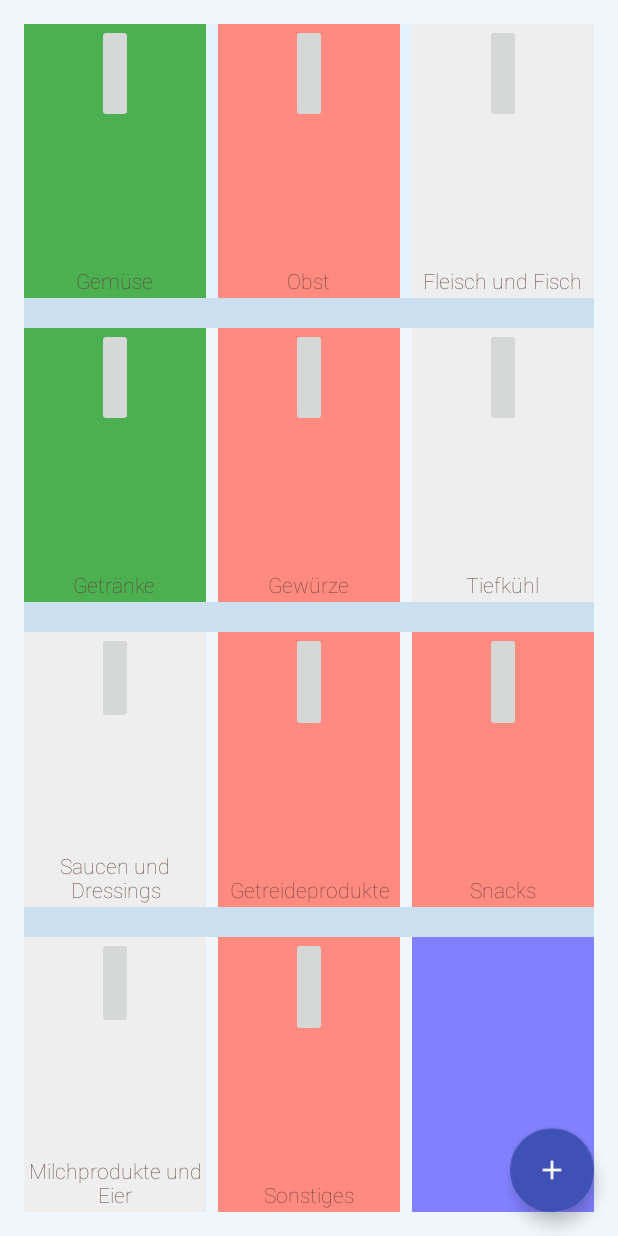
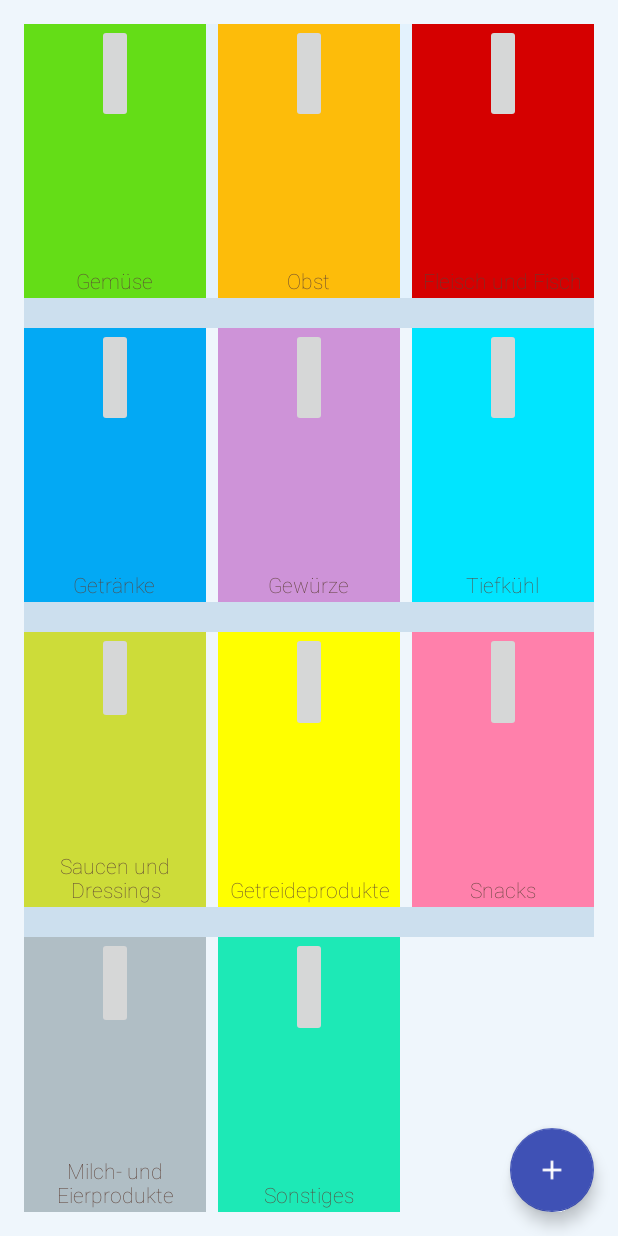
Before and after one commit to BlauerRiese/MyVirtualFridge_2.0, an Android app: the screen it shows after launch (StartActivity), on a phone screen of 412 x 824 dp. Run offline under Robolectric (Android 15) with nearby library versions, the phone set to English and light mode, and no system bars.

Commit message:
UPDATE DESIGN !!!

```diff
--- a/app/src/main/res/layout/content_start.xml
+++ b/app/src/main/res/layout/content_start.xml
@@ -19,7 +19,8 @@
         android:layout_width="match_parent"
         android:layout_height="0dp"
         android:layout_weight="1"
-        android:background="#e3f2fd">
+        android:background="#e3f2fd"
+        android:baselineAligned="false">
 
         <LinearLayout
             android:id="@+id/leftUpperFridge"
@@ -29,7 +30,7 @@
             android:layout_weight="1"
             android:clickable="true"
             android:contextClickable="true"
-            android:background="#4caf50"
+            android:background="#64dd17"
             android:layout_marginRight="8dp">
 
             <ImageButton
@@ -65,7 +66,8 @@
             android:layout_weight="1"
             android:clickable="true"
             android:contextClickable="true"
-            android:background="#ff8a80">
+            android:background="#fdbc0a"
+            android:baselineAligned="true">
 
             <ImageButton
                 android:id="@+id/imageButton"
@@ -98,7 +100,7 @@
                     android:layout_weight="1"
                     android:clickable="true"
                     android:contextClickable="true"
-                    android:background="#eeeeee"
+                    android:background="#d50000"
                     android:layout_marginLeft="8dp">
 
                     <ImageButton
@@ -144,7 +146,8 @@
                 android:orientation="horizontal"
                 android:layout_width="match_parent"
                 android:layout_height="0dp"
-            android:layout_weight="1">
+            android:layout_weight="1"
+        android:baselineAligned="false">
 
                 <LinearLayout
                     android:id="@+id/linearLayout2"
@@ -154,7 +157,7 @@
                     android:layout_weight="1"
                     android:clickable="true"
                     android:contextClickable="true"
-                    android:background="#4caf50"
+                    android:background="#03a9f4"
                     android:layout_marginRight="8dp">
 
                     <ImageButton
@@ -190,7 +193,7 @@
                     android:layout_weight="1"
                     android:clickable="true"
                     android:contextClickable="true"
-                    android:background="#ff8a80">
+                    android:background="#ce93d8">
 
                     <ImageButton
                         android:layout_width="wrap_content"
@@ -223,7 +226,7 @@
                     android:layout_weight="1"
                     android:clickable="true"
                     android:contextClickable="true"
-                    android:background="#eeeeee"
+                    android:background="#00e5ff"
                     android:layout_marginLeft="8dp">
 
                     <ImageButton
@@ -256,7 +259,6 @@
                 android:orientation="vertical"
                 android:layout_width="match_parent"
                 android:layout_height="wrap_content"
-                android:layout_below="@+id/secondFridgeRow"
             android:background="#ccdfee"
             android:baselineAligned="false">
 
@@ -271,7 +273,8 @@
                 android:layout_width="match_parent"
                 android:layout_height="0dp"
                 android:weightSum="3"
-            android:layout_weight="1">
+            android:layout_weight="1"
+            android:baselineAligned="false">
 
                 <LinearLayout
                     android:id="@+id/MilchUndEierLayout"
@@ -281,7 +284,7 @@
                     android:layout_weight="1"
                     android:clickable="true"
                     android:contextClickable="true"
-                    android:background="#eeeeee"
+                    android:background="#cddc39"
                     android:layout_marginRight="8dp">
 
                     <ImageButton
@@ -317,7 +320,7 @@
                     android:layout_weight="1"
                     android:clickable="true"
                     android:contextClickable="true"
-                    android:background="#ff8a80">
+                    android:background="#ffff00">
 
                     <ImageButton
                         android:layout_width="wrap_content"
@@ -350,7 +353,7 @@
                     android:layout_weight="1"
                     android:clickable="true"
                     android:contextClickable="true"
-                    android:background="#ff8a80"
+                    android:background="#ff80ab"
                     android:layout_marginLeft="8dp">
 
                     <ImageButton
@@ -395,8 +398,6 @@
             android:layout_width="match_parent"
             android:layout_height="0dp"
             android:weightSum="3"
-            android:layout_alignParentRight="true"
-            android:layout_alignParentEnd="true"
             android:gravity="bottom"
             android:baselineAligned="false"
             android:layout_weight="1">
@@ -409,7 +410,7 @@
                     android:layout_weight="1"
                     android:clickable="true"
                     android:contextClickable="true"
-                    android:background="#eeeeee"
+                    android:background="#b0bec5"
                     android:layout_marginRight="8dp">
 
                     <ImageButton
@@ -425,7 +426,7 @@
                         android:layout_width="wrap_content"
                         android:layout_height="wrap_content"
                         android:textAppearance="?android:attr/textAppearanceSmall"
-                        android:text="Milchprodukte und Eier"
+                        android:text="Milch- und Eierprodukte"
                         android:id="@+id/textView10"
                         android:layout_gravity="bottom|center"
                         android:textStyle="bold"
@@ -445,7 +446,7 @@
                     android:layout_weight="1"
                     android:clickable="true"
                     android:contextClickable="true"
-                    android:background="#ff8a80">
+                    android:background="#1de9b6">
 
                     <ImageButton
                         android:layout_width="wrap_content"
@@ -478,7 +479,7 @@
                     android:layout_weight="1"
                     android:contextClickable="false"
                     android:visibility="visible"
-                    android:background="#8280ff"
+                    android:background="#eff6fc"
                     android:layout_marginLeft="8dp">
 
 
```
